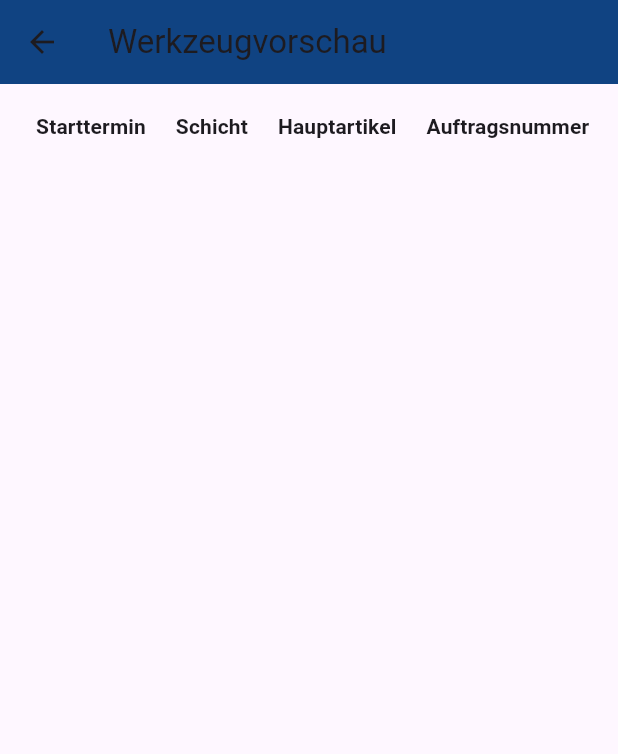
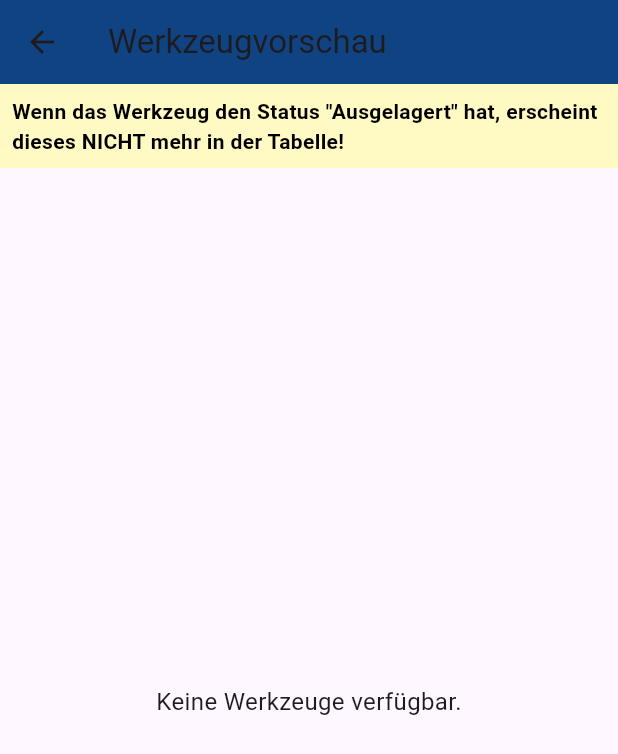
Before and after one commit to svenger87/ttp_urlcompleter, a Flutter app: the ToolForecastScreen screen opened directly with empty values, on a phone screen of 412 x 824 dp. Shown: the top 754 px of the screen. Run offline on Flutter 3.47's test engine with Material 3 defaults, Android fonts, the phone set to English and light mode, and no system bars; our stand-ins replace flutter_svg, flutter_typeahead, material_design_icons_flutter, shared_preferences, vibration, video_player; missing offline and left inert: flutter_inappwebview, qr_code_scanner, syncfusion_flutter_pdf, syncfusion_flutter_pdfviewer, video_player_win, webview_windows and 1 more; accounts and stored records are empty; project files that could hold a hidden picture were left out.

```diff
--- a/lib/screens/tool_forecast_screen.dart
+++ b/lib/screens/tool_forecast_screen.dart
@@ -33,7 +33,23 @@ class ToolForecastScreen extends StatelessWidget {
         title: const Text('Werkzeugvorschau'),
         backgroundColor: const Color(0xFF104382),
       ),
-      body: SingleChildScrollView(
+      body: Column(
+        children: [
+          // Add the hint message at the top
+          Container(
+            padding: const EdgeInsets.all(8.0),
+            color: Colors.yellow[100],
+            child: const Text(
+              'Wenn das Werkzeug den Status "Ausgelagert" hat, erscheint dieses NICHT mehr in der Tabelle!',
+              style: TextStyle(
+                color: Colors.black,
+                fontWeight: FontWeight.bold,
+              ),
+            ),
+          ),
+          Expanded(
+            child: forecastData.isNotEmpty
+                ? SingleChildScrollView(
                     child: DataTable(
                       showCheckboxColumn: false,
                       columnSpacing: 20,
@@ -98,6 +114,15 @@ class ToolForecastScreen extends StatelessWidget {
                         );
                       }).toList(),
                     ),
+                  )
+                : const Center(
+                    child: Text(
+                      'Keine Werkzeuge verfügbar.',
+                      style: TextStyle(fontSize: 16),
+                    ),
+                  ),
+          ),
+        ],
       ),
     );
   }
```
Also changed, not shown: lib/services/tool_service.dart (+50 -6 lines). Lines whose indentation alone changed are shown as unchanged.
